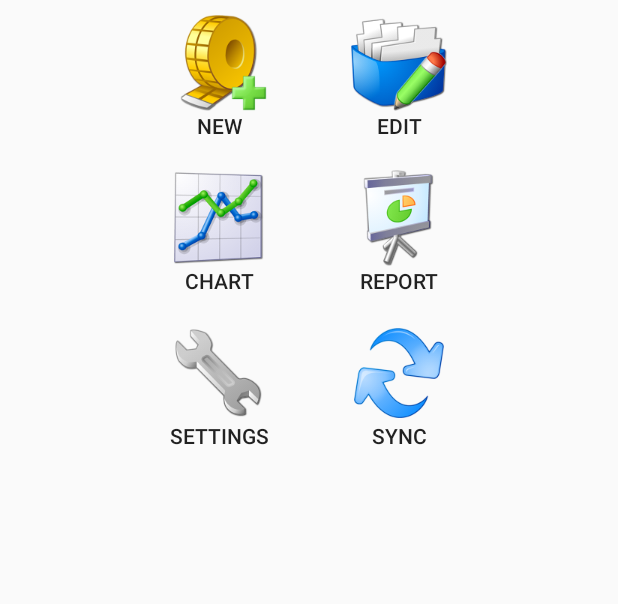
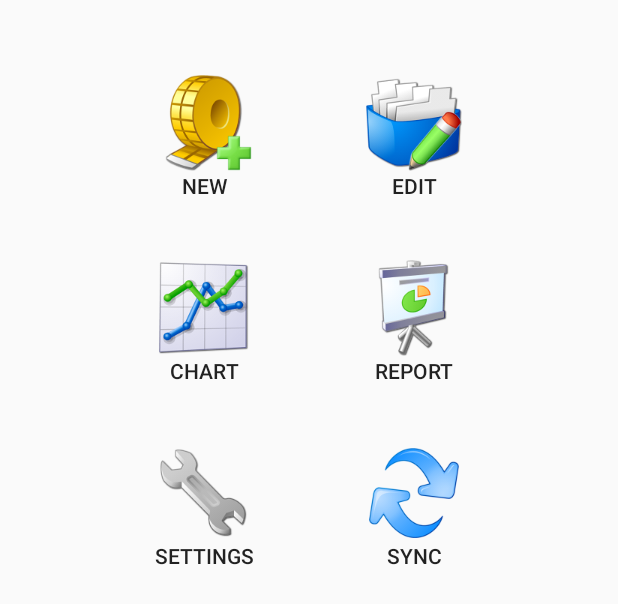
Before and after one commit to PigDogBay/WeightTracker-Android, an Android app: the layout fragment_home.xml on its own in the app's theme, with its tools: preview values and no code run, on a phone screen of 412 x 824 dp. Shown: the top 604 px of the screen. Run offline under Robolectric (Android 15) with nearby library versions, the phone set to English and light mode, and no system bars.

Commit message:
Spaced out icons on the home screen, added marginTop to layout

```diff
--- a/pro/src/main/res/layout-land/fragment_home.xml
+++ b/pro/src/main/res/layout-land/fragment_home.xml
@@ -6,6 +6,7 @@
     android:fillViewport="true" >
 
     <RelativeLayout
+        android:layout_marginTop="20dp"
         android:layout_width="match_parent"
         android:layout_height="wrap_content" >
 
--- a/pro/src/main/res/layout/fragment_home.xml
+++ b/pro/src/main/res/layout/fragment_home.xml
@@ -6,6 +6,7 @@
     android:fillViewport="true" >
 
     <RelativeLayout
+        android:layout_marginTop="30dp"
         android:layout_width="match_parent"
         android:layout_height="wrap_content" >
 
--- a/pro/src/main/res/values/styles.xml
+++ b/pro/src/main/res/values/styles.xml
@@ -35,7 +35,7 @@
     <style name="HomeButton">
         <item name="android:layout_width">wrap_content</item>
         <item name="android:layout_height">wrap_content</item>
-        <item name="android:layout_margin">10dp</item>
+        <item name="android:layout_margin">20dp</item>
         <item name="android:minWidth">100dp</item>
         <item name="android:minHeight">70dp</item>
     </style>
```
